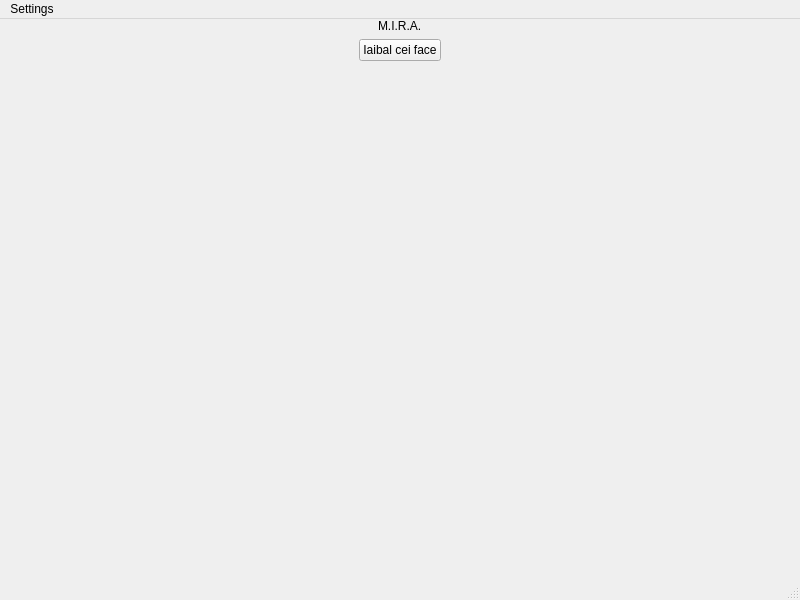
TrojiGareer/MIRA, file src/ui/main_window.ui: the form before one commit.
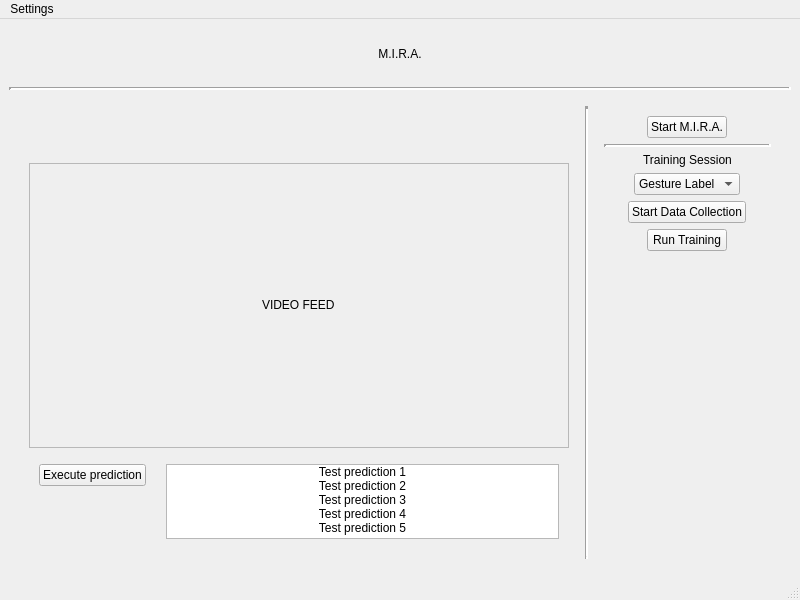
The form after the commit.

What changed in the file:
```diff
--- a/src/ui/main_window.ui
+++ b/src/ui/main_window.ui
@@ -14,48 +14,328 @@
    <string>MainWindow</string>
   </property>
   <widget class="QWidget" name="mainWidget">
-   <widget class="QWidget" name="verticalLayoutWidget">
-    <property name="geometry">
-     <rect>
-      <x>0</x>
-      <y>0</y>
-      <width>801</width>
-      <height>581</height>
-     </rect>
-    </property>
-    <layout class="QVBoxLayout" name="mainLayout">
-     <property name="sizeConstraint">
-      <enum>QLayout::SetDefaultConstraint</enum>
-     </property>
-     <item alignment="Qt::AlignHCenter">
-      <widget class="QLabel" name="label">
-       <property name="text">
-        <string>M.I.R.A.</string>
-       </property>
-      </widget>
-     </item>
-     <item alignment="Qt::AlignHCenter|Qt::AlignVCenter">
-      <widget class="QPushButton" name="pushButton">
-       <property name="text">
-        <string>Iaibal cei face</string>
-       </property>
-      </widget>
-     </item>
-     <item>
-      <spacer name="verticalSpacer">
-       <property name="orientation">
-        <enum>Qt::Vertical</enum>
-       </property>
-       <property name="sizeHint" stdset="0">
-        <size>
-         <width>20</width>
-         <height>40</height>
-        </size>
-       </property>
-      </spacer>
-     </item>
-    </layout>
-   </widget>
+   <layout class="QVBoxLayout" name="verticalLayout">
+    <item>
+     <layout class="QVBoxLayout" name="mainLayout" stretch="1,0,9">
+      <property name="sizeConstraint">
+       <enum>QLayout::SetDefaultConstraint</enum>
+      </property>
+      <item>
+       <layout class="QHBoxLayout" name="layoutHeader" stretch="0">
+        <property name="sizeConstraint">
+         <enum>QLayout::SetDefaultConstraint</enum>
+        </property>
+        <property name="leftMargin">
+         <number>10</number>
+        </property>
+        <property name="topMargin">
+         <number>10</number>
+        </property>
+        <property name="rightMargin">
+         <number>10</number>
+        </property>
+        <property name="bottomMargin">
+         <number>10</number>
+        </property>
+        <item alignment="Qt::AlignHCenter|Qt::AlignVCenter">
+         <widget class="QLabel" name="labelTitle">
+          <property name="text">
+           <string>M.I.R.A.</string>
+          </property>
+          <property name="alignment">
+           <set>Qt::AlignCenter</set>
+          </property>
+         </widget>
+        </item>
+       </layout>
+      </item>
+      <item>
+       <widget class="Line" name="lineHeaderSeparator">
+        <property name="lineWidth">
+         <number>3</number>
+        </property>
+        <property name="orientation">
+         <enum>Qt::Horizontal</enum>
+        </property>
+       </widget>
+      </item>
+      <item>
+       <layout class="QHBoxLayout" name="layoutContent" stretch="3,0,1">
+        <property name="leftMargin">
+         <number>10</number>
+        </property>
+        <property name="topMargin">
+         <number>10</number>
+        </property>
+        <property name="rightMargin">
+         <number>10</number>
+        </property>
+        <property name="bottomMargin">
+         <number>10</number>
+        </property>
+        <item>
+         <layout class="QVBoxLayout" name="layoutVideoFeed" stretch="2,12,4">
+          <property name="leftMargin">
+           <number>10</number>
+          </property>
+          <property name="topMargin">
+           <number>10</number>
+          </property>
+          <property name="rightMargin">
+           <number>10</number>
+          </property>
+          <property name="bottomMargin">
+           <number>10</number>
+          </property>
+          <item>
+           <spacer name="spacerVideoFeed">
+            <property name="orientation">
+             <enum>Qt::Vertical</enum>
+            </property>
+            <property name="sizeHint" stdset="0">
+             <size>
+              <width>20</width>
+              <height>40</height>
+             </size>
+            </property>
+           </spacer>
+          </item>
+          <item>
+           <widget class="QFrame" name="frameVideoFeed">
+            <property name="frameShape">
+             <enum>QFrame::StyledPanel</enum>
+            </property>
+            <property name="frameShadow">
+             <enum>QFrame::Raised</enum>
+            </property>
+            <layout class="QVBoxLayout" name="verticalLayout_2">
+             <item alignment="Qt::AlignHCenter|Qt::AlignVCenter">
+              <widget class="QLabel" name="labelVideoFeed">
+               <property name="text">
+                <string>VIDEO FEED</string>
+               </property>
+              </widget>
+             </item>
+            </layout>
+           </widget>
+          </item>
+          <item>
+           <layout class="QHBoxLayout" name="layoutPredictions">
+            <property name="spacing">
+             <number>20</number>
+            </property>
+            <property name="leftMargin">
+             <number>10</number>
+            </property>
+            <property name="topMargin">
+             <number>10</number>
+            </property>
+            <property name="rightMargin">
+             <number>10</number>
+            </property>
+            <property name="bottomMargin">
+             <number>10</number>
+            </property>
+            <item alignment="Qt::AlignTop">
+             <widget class="QPushButton" name="pushButton_3">
+              <property name="text">
+               <string>Execute prediction</string>
+              </property>
+             </widget>
+            </item>
+            <item alignment="Qt::AlignTop">
+             <widget class="QListWidget" name="listWidget">
+              <property name="layoutDirection">
+               <enum>Qt::LeftToRight</enum>
+              </property>
+              <property name="movement">
+               <enum>QListView::Static</enum>
+              </property>
+              <property name="sortingEnabled">
+               <bool>false</bool>
+              </property>
+              <item>
+               <property name="text">
+                <string>Test prediction 1</string>
+               </property>
+               <property name="textAlignment">
+                <set>AlignCenter</set>
+               </property>
+              </item>
+              <item>
+               <property name="text">
+                <string>Test prediction 2</string>
+               </property>
+               <property name="textAlignment">
+                <set>AlignCenter</set>
+               </property>
+              </item>
+              <item>
+               <property name="text">
+                <string>Test prediction 3</string>
+               </property>
+               <property name="textAlignment">
+                <set>AlignCenter</set>
+               </property>
+              </item>
+              <item>
+               <property name="text">
+                <string>Test prediction 4</string>
+               </property>
+               <property name="textAlignment">
+                <set>AlignCenter</set>
+               </property>
+              </item>
+              <item>
+               <property name="text">
+                <string>Test prediction 5</string>
+               </property>
+               <property name="textAlignment">
+                <set>AlignCenter</set>
+               </property>
+              </item>
+             </widget>
+            </item>
+           </layout>
+          </item>
+         </layout>
+        </item>
+        <item>
+         <widget class="Line" name="lineContentSeparator">
+          <property name="lineWidth">
+           <number>3</number>
+          </property>
+          <property name="orientation">
+           <enum>Qt::Vertical</enum>
+          </property>
+         </widget>
+        </item>
+        <item>
+         <layout class="QVBoxLayout" name="layoutControlPanel" stretch="0,0,0,0,0,0,0">
+          <property name="leftMargin">
+           <number>10</number>
+          </property>
+          <property name="topMargin">
+           <number>10</number>
+          </property>
+          <property name="rightMargin">
+           <number>10</number>
+          </property>
+          <property name="bottomMargin">
+           <number>10</number>
+          </property>
+          <item alignment="Qt::AlignHCenter|Qt::AlignTop">
+           <widget class="QPushButton" name="buttonStartMIRA">
+            <property name="sizePolicy">
+             <sizepolicy hsizetype="Fixed" vsizetype="Fixed">
+              <horstretch>0</horstretch>
+              <verstretch>0</verstretch>
+             </sizepolicy>
+            </property>
+            <property name="text">
+             <string>Start M.I.R.A.</string>
+            </property>
+           </widget>
+          </item>
+          <item>
+           <widget class="Line" name="lineInferenceSeparator">
+            <property name="frameShadow">
+             <enum>QFrame::Sunken</enum>
+            </property>
+            <property name="lineWidth">
+             <number>3</number>
+            </property>
+            <property name="orientation">
+             <enum>Qt::Horizontal</enum>
+            </property>
+           </widget>
+          </item>
+          <item alignment="Qt::AlignHCenter|Qt::AlignTop">
+           <widget class="QLabel" name="labelTraining">
+            <property name="text">
+             <string>Training Session</string>
+            </property>
+           </widget>
+          </item>
+          <item alignment="Qt::AlignHCenter|Qt::AlignTop">
+           <widget class="QComboBox" name="comboBoxLabels">
+            <property name="sizePolicy">
+             <sizepolicy hsizetype="Expanding" vsizetype="Fixed">
+              <horstretch>0</horstretch>
+              <verstretch>0</verstretch>
+             </sizepolicy>
+            </property>
+            <property name="currentText">
+             <string>Gesture Label</string>
+            </property>
+            <item>
+             <property name="text">
+              <string>Gesture Label</string>
+             </property>
+            </item>
+            <item>
+             <property name="text">
+              <string>Move</string>
+             </property>
+            </item>
+            <item>
+             <property name="text">
+              <string>Pinch</string>
+             </property>
+            </item>
+            <item>
+             <property name="text">
+              <string>Zoom</string>
+             </property>
+            </item>
+           </widget>
+          </item>
+          <item alignment="Qt::AlignHCenter|Qt::AlignTop">
+           <widget class="QPushButton" name="buttonStartTraining">
+            <property name="sizePolicy">
+             <sizepolicy hsizetype="Fixed" vsizetype="Fixed">
+              <horstretch>0</horstretch>
+              <verstretch>0</verstretch>
+             </sizepolicy>
+            </property>
+            <property name="text">
+             <string>Start Data Collection</string>
+            </property>
+           </widget>
+          </item>
+          <item alignment="Qt::AlignHCenter|Qt::AlignTop">
+           <widget class="QPushButton" name="buttonRunTraining">
+            <property name="sizePolicy">
+             <sizepolicy hsizetype="Fixed" vsizetype="Fixed">
+              <horstretch>0</horstretch>
+              <verstretch>0</verstretch>
+             </sizepolicy>
+            </property>
+            <property name="text">
+             <string>Run Training</string>
+            </property>
+           </widget>
+          </item>
+          <item>
+           <spacer name="verticalSpacer">
+            <property name="orientation">
+             <enum>Qt::Vertical</enum>
+            </property>
+            <property name="sizeHint" stdset="0">
+             <size>
+              <width>20</width>
+              <height>40</height>
+             </size>
+            </property>
+           </spacer>
+          </item>
+         </layout>
+        </item>
+       </layout>
+      </item>
+     </layout>
+    </item>
+   </layout>
   </widget>
   <widget class="QMenuBar" name="menubar">
    <property name="geometry">
```
